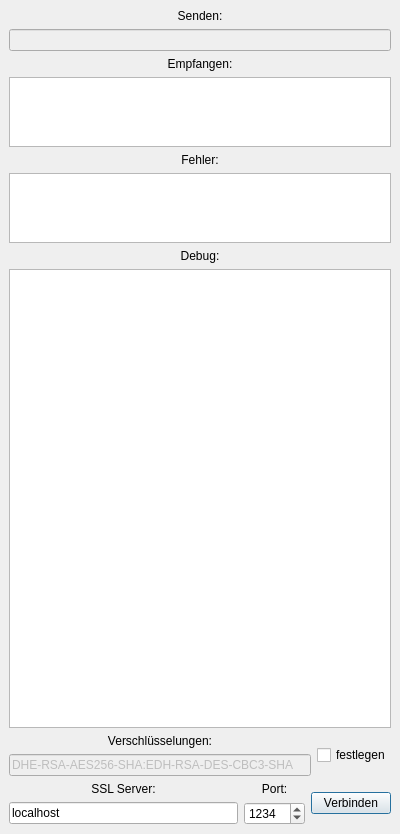
Above: Entwicklung/Bestandteile/Demo/Dialoge/DemoBasis.ui from tuxmaster/QSSL before the change. Below: the same form after it.
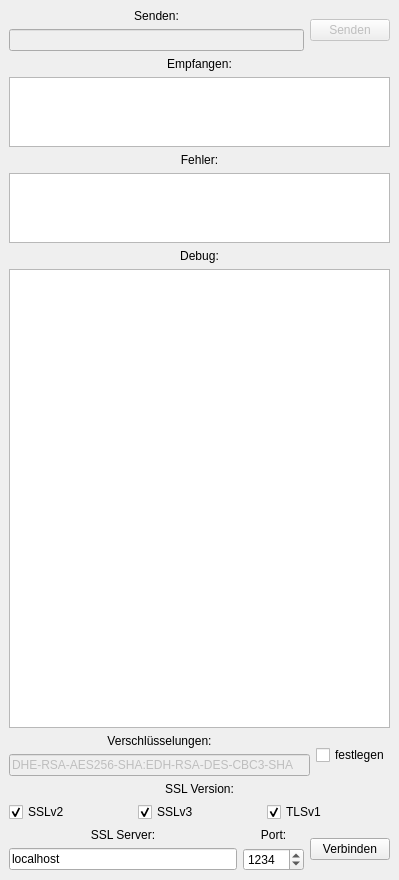
That is the form after the change.

What changed in the file:
```diff
--- a/Entwicklung/Bestandteile/Demo/Dialoge/DemoBasis.ui
+++ b/Entwicklung/Bestandteile/Demo/Dialoge/DemoBasis.ui
@@ -8,8 +8,8 @@
    <rect>
     <x>0</x>
     <y>0</y>
-    <width>400</width>
-    <height>809</height>
+    <width>399</width>
+    <height>850</height>
    </rect>
   </property>
   <property name="windowTitle" >
@@ -23,7 +23,7 @@
     <number>6</number>
    </property>
    <item>
-    <layout class="QVBoxLayout" >
+    <layout class="QHBoxLayout" >
      <property name="margin" >
       <number>0</number>
      </property>
@@ -31,20 +31,40 @@
       <number>6</number>
      </property>
      <item>
-      <widget class="QLabel" name="label_2" >
-       <property name="text" >
-        <string>Senden:</string>
+      <layout class="QVBoxLayout" >
+       <property name="margin" >
+        <number>0</number>
        </property>
-       <property name="alignment" >
-        <set>Qt::AlignCenter</set>
+       <property name="spacing" >
+        <number>6</number>
        </property>
-      </widget>
+       <item>
+        <widget class="QLabel" name="label_2" >
+         <property name="text" >
+          <string>Senden:</string>
+         </property>
+         <property name="alignment" >
+          <set>Qt::AlignCenter</set>
+         </property>
+        </widget>
+       </item>
+       <item>
+        <widget class="QLineEdit" name="txtSenden" >
+         <property name="enabled" >
+          <bool>false</bool>
+         </property>
+        </widget>
+       </item>
+      </layout>
      </item>
      <item>
-      <widget class="QLineEdit" name="txtSenden" >
+      <widget class="QPushButton" name="sfSenden" >
        <property name="enabled" >
         <bool>false</bool>
        </property>
+       <property name="text" >
+        <string>Senden</string>
+       </property>
       </widget>
      </item>
     </layout>
@@ -219,6 +239,66 @@
      </item>
     </layout>
    </item>
+   <item>
+    <layout class="QVBoxLayout" >
+     <property name="margin" >
+      <number>0</number>
+     </property>
+     <property name="spacing" >
+      <number>6</number>
+     </property>
+     <item>
+      <widget class="QLabel" name="label_8" >
+       <property name="text" >
+        <string>SSL Version:</string>
+       </property>
+       <property name="alignment" >
+        <set>Qt::AlignCenter</set>
+       </property>
+      </widget>
+     </item>
+     <item>
+      <layout class="QGridLayout" >
+       <property name="margin" >
+        <number>0</number>
+       </property>
+       <property name="spacing" >
+        <number>6</number>
+       </property>
+       <item row="0" column="2" >
+        <widget class="QCheckBox" name="cbTLS1" >
+         <property name="text" >
+          <string>TLSv1</string>
+         </property>
+         <property name="checked" >
+          <bool>true</bool>
+         </property>
+        </widget>
+       </item>
+       <item row="0" column="1" >
+        <widget class="QCheckBox" name="cbSSL3" >
+         <property name="text" >
+          <string>SSLv3</string>
+         </property>
+         <property name="checked" >
+          <bool>true</bool>
+         </property>
+        </widget>
+       </item>
+       <item row="0" column="0" >
+        <widget class="QCheckBox" name="cbSSL2" >
+         <property name="text" >
+          <string>SSLv2</string>
+         </property>
+         <property name="checked" >
+          <bool>true</bool>
+         </property>
+        </widget>
+       </item>
+      </layout>
+     </item>
+    </layout>
+   </item>
    <item>
     <layout class="QHBoxLayout" >
      <property name="margin" >
```
Left out of the diff: 4 changed lines with no effect on the pictures.
